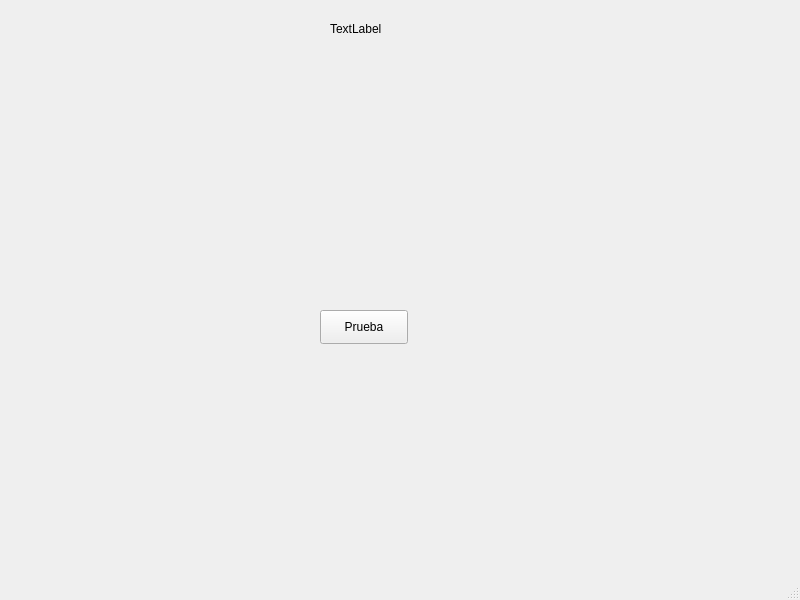
Old version of the form mainwindow.ui in the repository danyr59/Simulador-de-Planificacion-de-procesos.
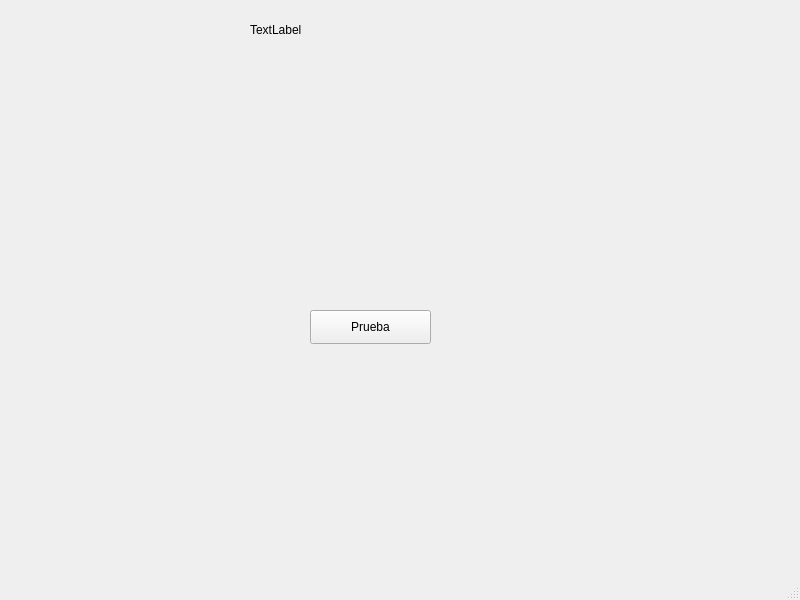
New version of the form.

Patch:
```diff
--- a/mainwindow.ui
+++ b/mainwindow.ui
@@ -17,9 +17,9 @@
    <widget class="QPushButton" name="pushButton">
     <property name="geometry">
      <rect>
-      <x>320</x>
+      <x>310</x>
       <y>310</y>
-      <width>88</width>
+      <width>121</width>
       <height>34</height>
      </rect>
     </property>
@@ -30,10 +30,10 @@
    <widget class="QLabel" name="label">
     <property name="geometry">
      <rect>
-      <x>330</x>
+      <x>250</x>
       <y>20</y>
-      <width>58</width>
-      <height>18</height>
+      <width>221</width>
+      <height>20</height>
      </rect>
     </property>
     <property name="text">
```
